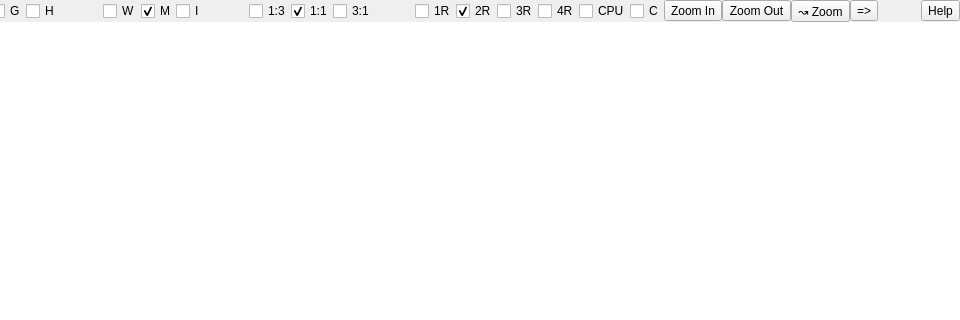
Above: Qt/qt4_mixer_widget.ui from kmatheussen/radium before the change; both pictures show x 239 to 1199 and y 0 to 320 of the 1199 by 491 pixel window. Below: the same form after it.
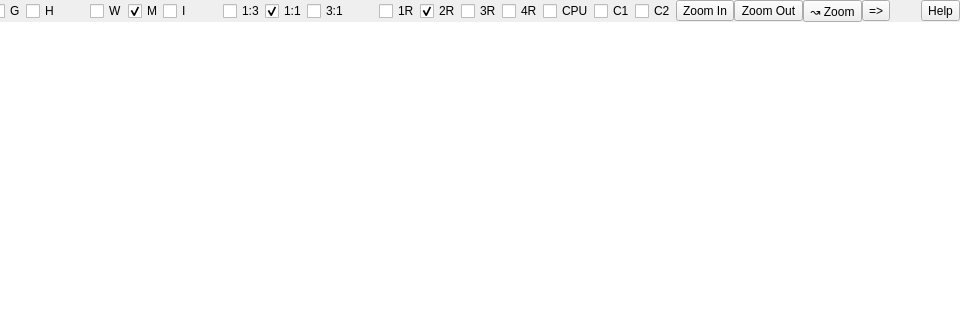
That is the form after the change.

Commit message: Audio: Connection refactoring step 2, and final. Somewhere around 5-10% improvements in CPU usage. Removed all bus on/off effects. API: Removed instrumentIsBusDescendant. Added canAudioConnect.

```diff
--- a/Qt/qt4_mixer_widget.ui
+++ b/Qt/qt4_mixer_widget.ui
@@ -370,7 +370,17 @@
          <string>Show connections</string>
         </property>
         <property name="text">
-         <string>C</string>
+         <string>C1</string>
+        </property>
+       </widget>
+      </item>
+      <item>
+       <widget class="QCheckBox" name="bus_connections_visibility">
+        <property name="toolTip">
+         <string>Show bus connections</string>
+        </property>
+        <property name="text">
+         <string>C2</string>
         </property>
        </widget>
       </item>
```
Left out of the diff: 2 changed lines with no effect on the pictures. The commit also changes 26 other files.
